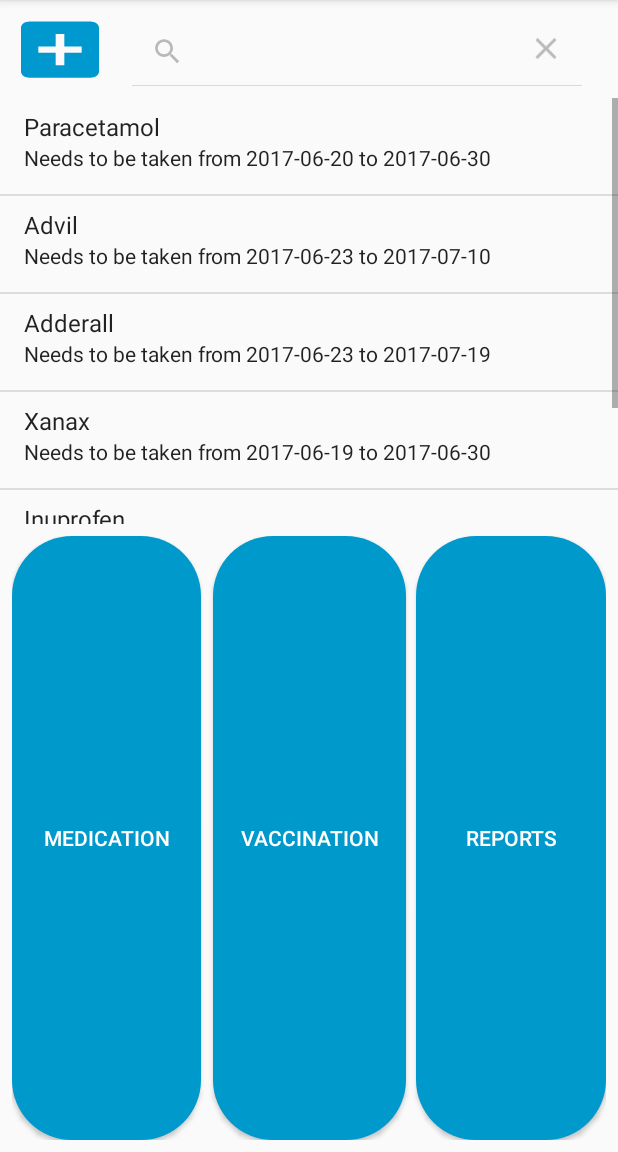
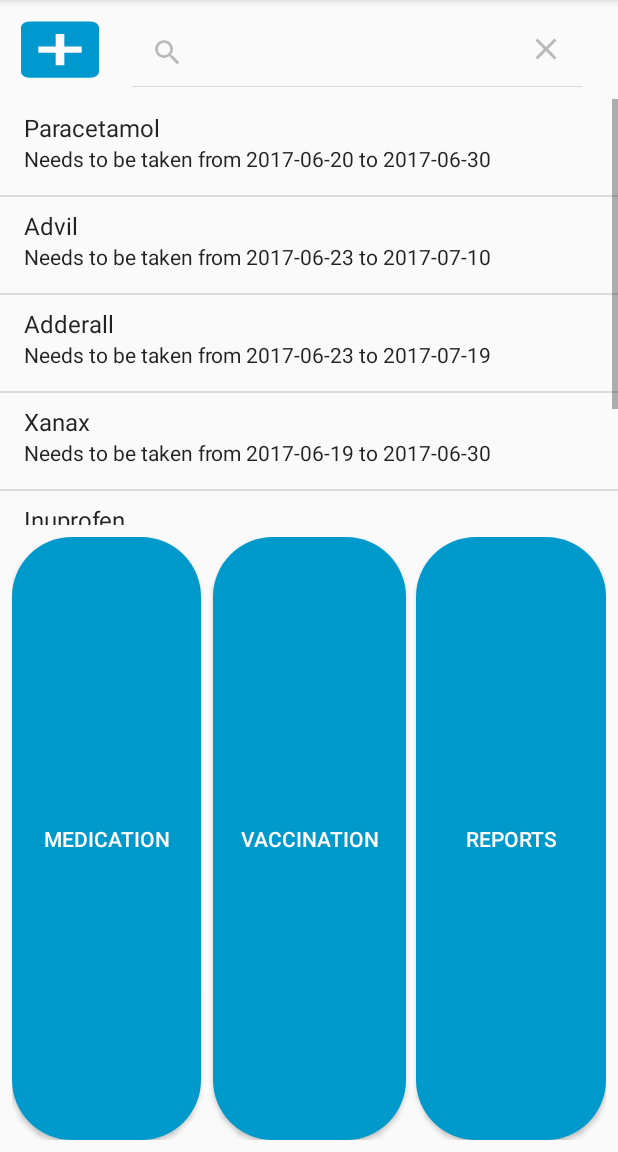
Before and after one commit to mjerwalla/M.A.N.S, an Android app: the HistoryActivity screen opened directly, with no data from a screen before it, after a tap on "Search", on a phone screen of 412 x 824 dp, the part 84-1236 px from its top. Run offline under Robolectric (Android 15) with nearby library versions, the phone set to English and light mode, and no system bars.

Commit message:
height fix

```diff
--- a/medaid/app/src/main/res/layout/activity_history.xml
+++ b/medaid/app/src/main/res/layout/activity_history.xml
@@ -9,7 +9,7 @@
     <SearchView
         android:id="@+id/searchView"
         android:layout_width="316dp"
-        android:layout_height="49dp"
+        android:layout_height="50dp"
         android:layout_marginTop="8dp"
         android:layout_marginEnd="16dp"
         app:layout_constraintEnd_toEndOf="parent"
```
